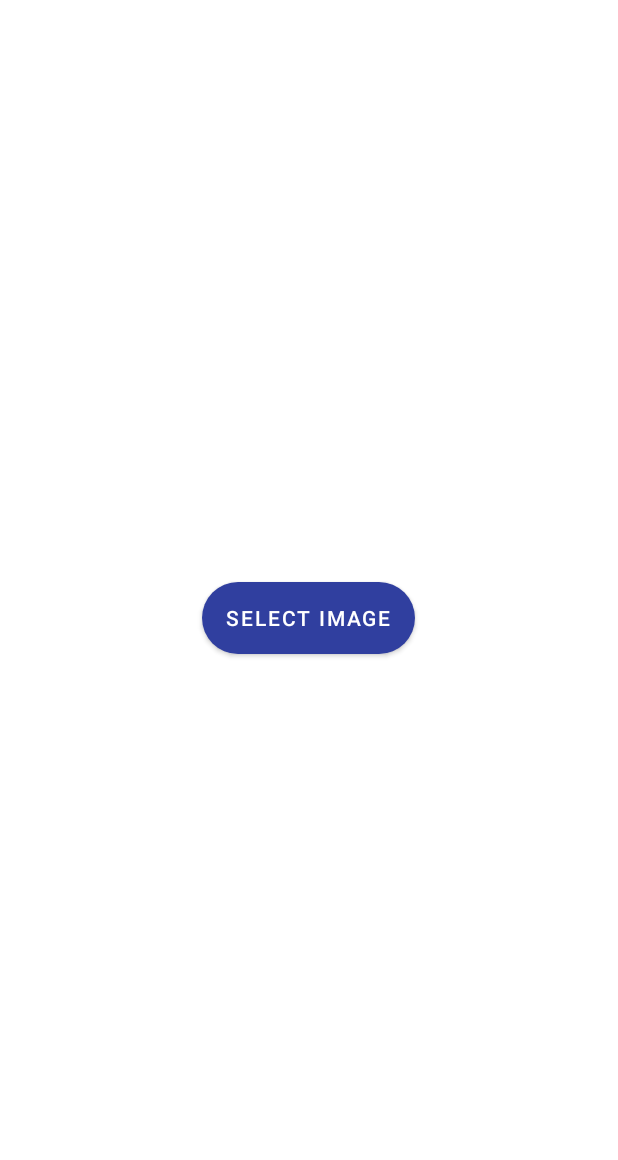
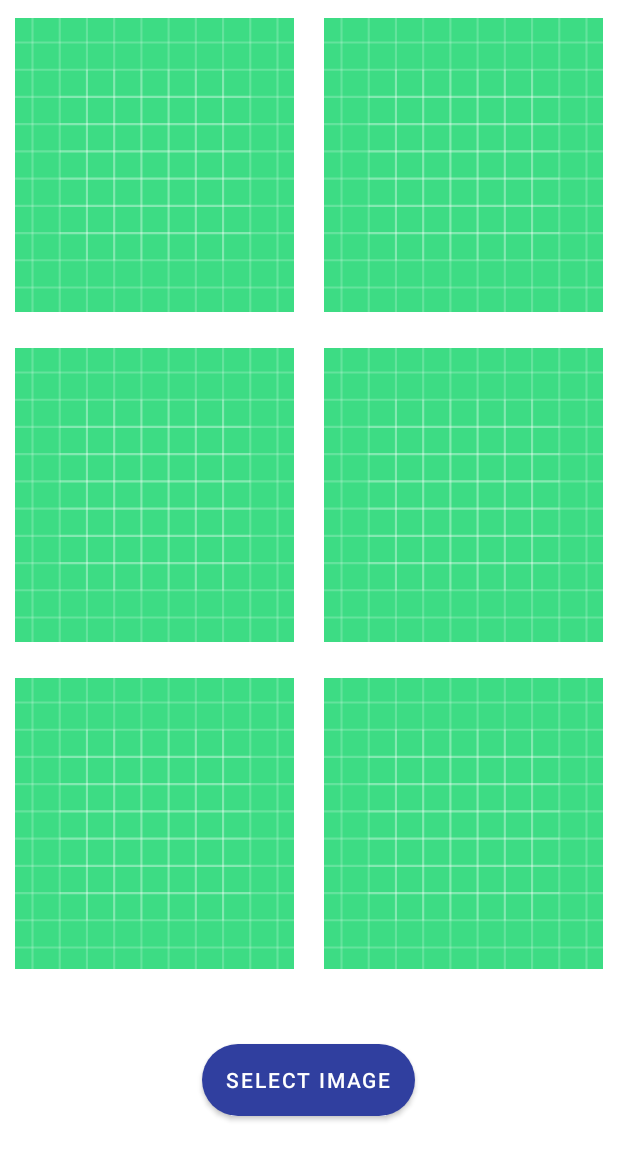
Before and after one commit to saurabhthesuperhero/InstaFitt, an Android app: the layout activity_main.xml on its own in the app's theme, with its tools: preview values and no code run, on a phone screen of 412 x 824 dp. Shown: the top 1160 px of the screen. Run offline under Robolectric (Android 15) with nearby library versions, the phone set to English and light mode, and no system bars.

Commit message:
Add gallery

```diff
--- a/app/src/main/res/layout/activity_main.xml
+++ b/app/src/main/res/layout/activity_main.xml
@@ -3,6 +3,7 @@
     xmlns:tools="http://schemas.android.com/tools"
     android:layout_width="match_parent"
     android:layout_height="match_parent"
+    xmlns:app="http://schemas.android.com/apk/res-auto"
     tools:context=".MainActivity">
 
     <LinearLayout
@@ -10,12 +11,26 @@
         android:layout_height="match_parent"
         android:gravity="center"
         android:orientation="vertical">
+        <androidx.recyclerview.widget.RecyclerView
+            android:id="@+id/rvList"
+            android:layout_width="match_parent"
+            android:layout_height="wrap_content"
+            app:layoutManager="androidx.recyclerview.widget.GridLayoutManager"
+            tools:listitem="@layout/item_image"
+            app:spanCount="2"
+            android:layout_weight="1"
+            android:paddingBottom="@dimen/dimen_50"
+            tools:itemCount="10" />
 
         <com.google.android.material.button.MaterialButton
             android:layout_width="wrap_content"
             android:layout_height="wrap_content"
             android:id="@+id/bt_select_image"
+            android:layout_gravity="center"
+            android:layout_marginBottom="@dimen/dimen_80"
             android:background="@drawable/curved_background"
             android:text="Select Image" />
+
+
     </LinearLayout>
 </LinearLayout>
--- /dev/null
+++ b/app/src/main/res/layout/item_image.xml
@@ -0,0 +1,23 @@
+<?xml version="1.0" encoding="utf-8"?>
+<LinearLayout xmlns:android="http://schemas.android.com/apk/res/android"
+    xmlns:tools="http://schemas.android.com/tools"
+    android:layout_width="match_parent"
+    android:layout_height="wrap_content"
+    android:gravity="center"
+    android:orientation="vertical"
+    android:padding="10dp">
+
+    <com.google.android.material.card.MaterialCardView
+        android:layout_width="200dp"
+        android:layout_height="200dp">
+
+        <ImageView
+            android:id="@+id/iv_image"
+            android:padding="2dp"
+            android:layout_width="match_parent"
+            android:layout_height="match_parent"
+            android:scaleType="centerCrop"
+            android:src="@drawable/ic_launcher_background" />
+    </com.google.android.material.card.MaterialCardView>
+
+</LinearLayout>
--- a/app/src/main/res/values/strings.xml
+++ b/app/src/main/res/values/strings.xml
@@ -8,7 +8,7 @@
     <string name="Admob_adUnitId_Interstitial">ca-app-pub-9140571319805972/8924269373</string>
     <string name="Admob_adUnitId_Interstitial_Rewarded">ca-app-pub-9140571319805972/9809975639</string>
 
-<!--    dummy ad units-->
-<!--    <string name="Admob_adUnitId_Interstitial">ca-app-pub-3940256099942544/1033173712</string>-->
-<!--    <string name="Admob_adUnitId_Interstitial_Rewarded">ca-app-pub-3940256099942544/5224354917</string>-->
+    <!--    dummy ad units-->
+    <!--    <string name="Admob_adUnitId_Interstitial">ca-app-pub-3940256099942544/1033173712</string>-->
+    <!--    <string name="Admob_adUnitId_Interstitial_Rewarded">ca-app-pub-3940256099942544/5224354917</string>-->
 </resources>
```
Also changed, not shown: app/src/main/AndroidManifest.xml (+9 -4 lines), app/src/main/java/com/developersmarket/instafitt/EditActivity.kt (+18 -9 lines), app/src/main/java/com/developersmarket/instafitt/ImageActivity.java (added, +63 -0 lines), app/src/main/java/com/developersmarket/instafitt/MainActivity.kt (+74 -2 lines), app/src/main/java/com/developersmarket/instafitt/adapter/ImageAdapter.kt (added, +50 -0 lines), app/src/main/java/com/developersmarket/instafitt/adapter/ViewPagerAdapter.kt (added, +77 -0 lines), app/src/main/java/com/developersmarket/instafitt/model/ImageModel.kt (added, +7 -0 lines), app/src/main/res/layout/activity_image.xml (added, +19 -0 lines), app/src/main/res/layout/item_only_image.xml (added, +38 -0 lines).
